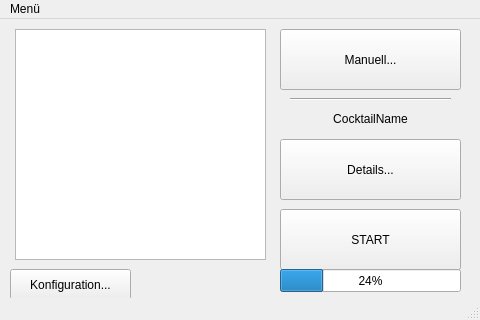
This is app.ui in tbackens/Cocktailmaker as Qt 5 draws it before an edit. The edited form follows.
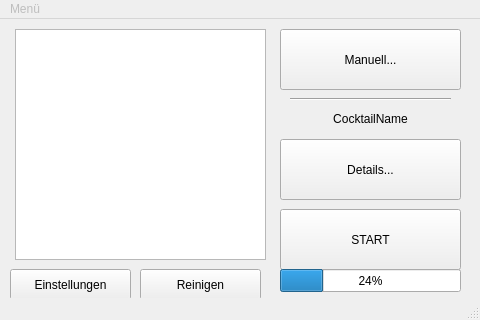
This is the edited form.

What changed in the file:
```diff
--- a/app.ui
+++ b/app.ui
@@ -118,7 +118,20 @@
      </rect>
     </property>
     <property name="text">
-     <string>Konfiguration...</string>
+     <string>Einstellungen</string>
+    </property>
+   </widget>
+   <widget class="QPushButton" name="clean_btn">
+    <property name="geometry">
+     <rect>
+      <x>140</x>
+      <y>250</y>
+      <width>121</width>
+      <height>31</height>
+     </rect>
+    </property>
+    <property name="text">
+     <string>Reinigen</string>
     </property>
    </widget>
   </widget>
@@ -132,6 +145,9 @@
     </rect>
    </property>
    <widget class="QMenu" name="menuMen">
+    <property name="enabled">
+     <bool>false</bool>
+    </property>
     <property name="title">
      <string>Menü</string>
     </property>
```
Left out of the diff: 2 changed lines with no effect on the pictures.
